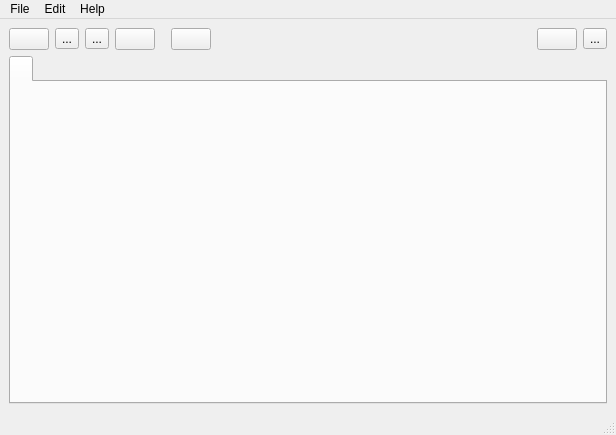
pinnaculum/galacteek, file galacteek/ui/galacteek.ui: the form before one commit.
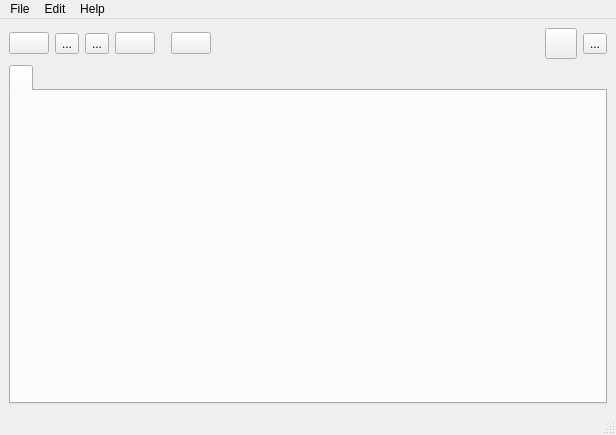
The form after the commit. Icons and pictures are not drawn.

Commit message:
- progressively replace ipfsTask*() with @ipfsOp  - new settings (UI): hide hashes, wrap files/dirs  - new module: galacteek.ui.ipfsview. Introduces widgets to list the  contents of a CID  - a few new functions in ipfsops  - ipfsmarks minor fixes  - introduce new clipboard loading system
=> v0.1.4

Diff of the .ui file:
```diff
--- a/galacteek/ui/galacteek.ui
+++ b/galacteek/ui/galacteek.ui
@@ -162,12 +162,7 @@
          </spacer>
         </item>
         <item>
-         <layout class="QHBoxLayout" name="horizontalLayout_4">
-          <item>
-           <widget class="QPushButton" name="clipboardLoader">
-            <property name="toolTip">
-             <string>&lt;html&gt;&lt;head/&gt;&lt;body&gt;&lt;p&gt;Browse IPFS hash from the clipboard&lt;/p&gt;&lt;/body&gt;&lt;/html&gt;</string>
-            </property>
+         <widget class="QToolButton" name="clipboardMultiLoader">
             <property name="text">
              <string/>
             </property>
@@ -183,6 +178,8 @@
             </property>
            </widget>
           </item>
+        <item>
+         <layout class="QHBoxLayout" name="horizontalLayout_4">
           <item>
            <widget class="QToolButton" name="pinAllGlobalButton">
             <property name="toolTip">
```
Lines whose indentation alone changed are shown as unchanged. The commit also changes 24 other files.
